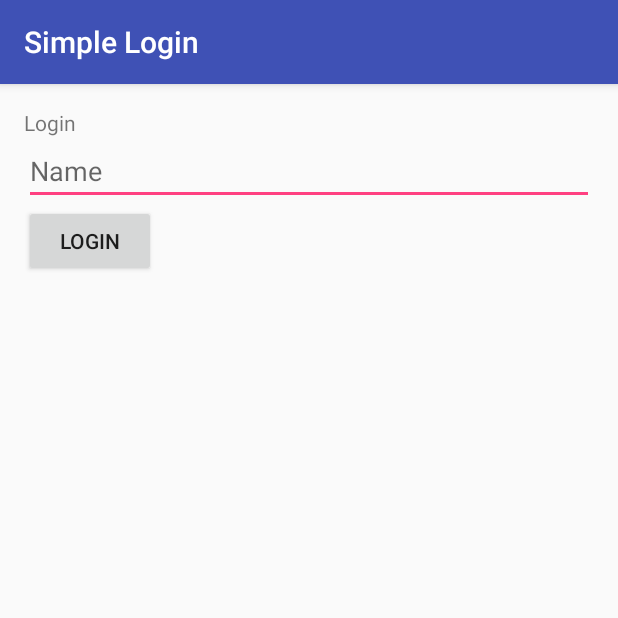
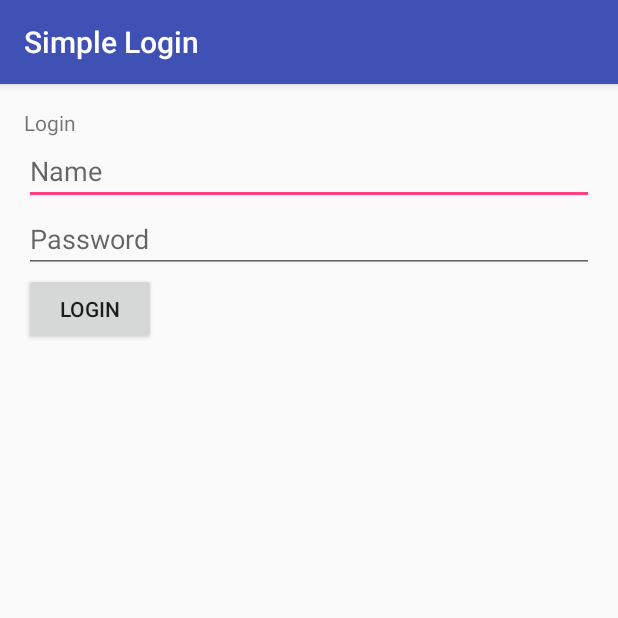
Before and after one commit to rodoggx/Simple_Login, an Android app: the screen it shows after launch (MainActivity), on a phone screen of 412 x 824 dp, the top half of it. Run offline under Robolectric (Android 15) with nearby library versions, the phone set to English and light mode, and no system bars.

Commit message:
Add Password to MainActivity

```diff
--- a/app/src/main/java/com/example/simplelogin/LoginActivity.java
+++ b/app/src/main/java/com/example/simplelogin/LoginActivity.java
@@ -12,6 +12,7 @@ public class LoginActivity extends AppCompatActivity {
 
     private static final String TAG = "LoginActivityTAG_";
     private TextView loginUser;
+    private TextView MainPW;
     private EditText loginEmail;
     private EditText loginPW;
 
@@ -24,6 +25,9 @@ public class LoginActivity extends AppCompatActivity {
         loginUser = (TextView) findViewById(R.id.loginUser);
         String userName = getIntent().getStringExtra("mainUser");
         loginUser.setText(userName);
+
+        MainPW = (TextView) findViewById(R.id.loginPW);
+        String userPW = getIntent().getStringExtra("mainPW");
     }
 
     public void signup(View view) {
--- a/app/src/main/java/com/example/simplelogin/MainActivity.java
+++ b/app/src/main/java/com/example/simplelogin/MainActivity.java
@@ -11,6 +11,7 @@ public class MainActivity extends AppCompatActivity {
 
     private static final String TAG = "MainActivityTAG_";
     private EditText User;
+    private EditText Password;
 
     @Override
     protected void onCreate(Bundle savedInstanceState) {
@@ -19,12 +20,14 @@ public class MainActivity extends AppCompatActivity {
     }
     public void login(View view) {
         User = (EditText) findViewById(R.id.inputUser);
+        Password = (EditText) findViewById(R.id.inputPW);
 
-        Log.d(TAG, "Login: " + User.getText());
+        Log.d(TAG, "User: " + User.getText() + " " + "Password: " + User.getText());
 
         if (true) {
             Intent intent = new Intent(this, LoginActivity.class);
             intent.putExtra("mainUser", User.getText().toString());
+            intent.putExtra("mainPW", Password.getText().toString());
             startActivity(intent);
         }
     }
--- a/app/src/main/res/layout/activity_main.xml
+++ b/app/src/main/res/layout/activity_main.xml
@@ -21,6 +21,12 @@
         android:layout_height="wrap_content"
         android:hint="Name"/>
 
+    <EditText
+        android:id="@+id/inputPW"
+        android:layout_width="match_parent"
+        android:layout_height="wrap_content"
+        android:hint="Password"/>
+
     <Button
         android:onClick="login"
         android:layout_width="wrap_content"
```
